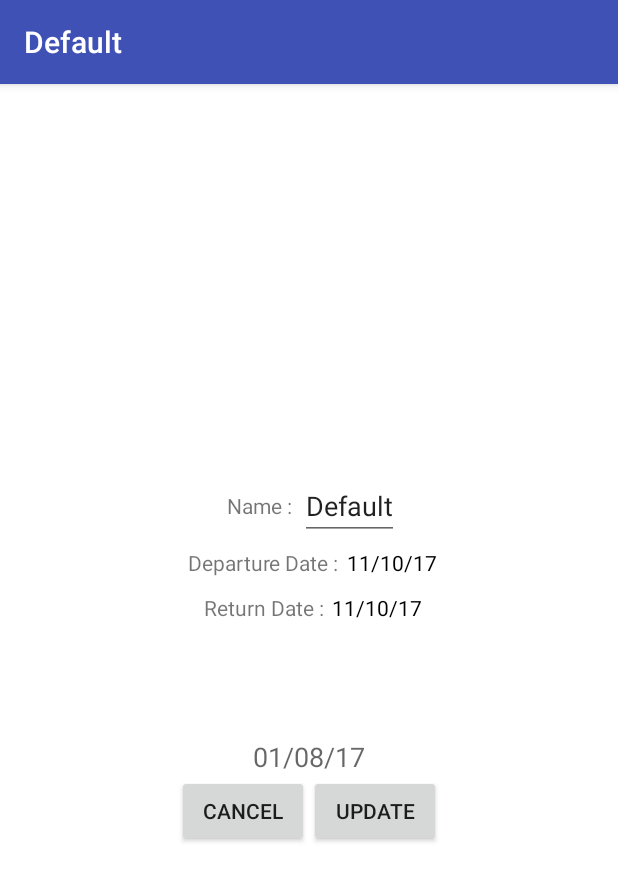
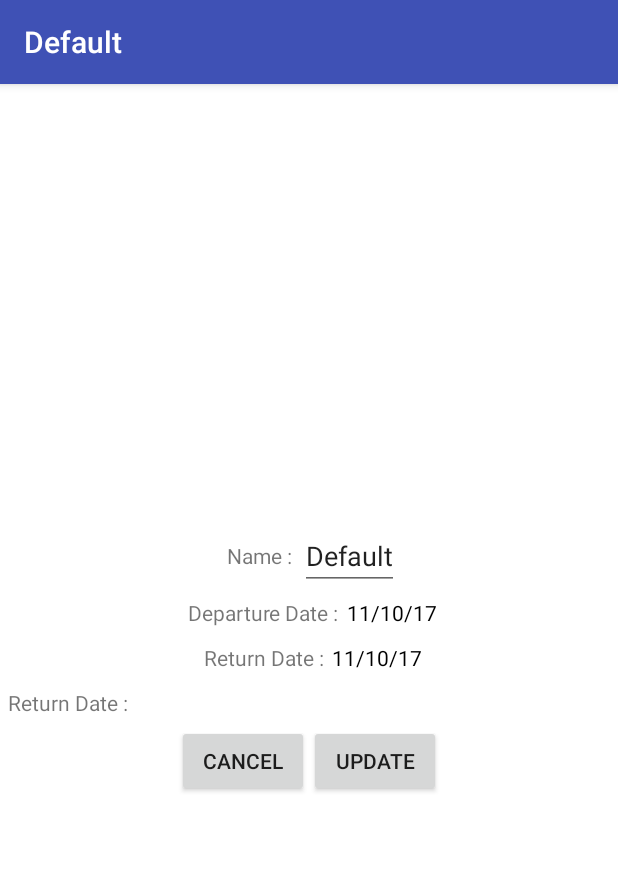
Before and after one commit to Datchik/JourneyDiaries, an Android app: the screen it shows after launch (MainActivity), after a tap on "Default", on a phone screen of 412 x 824 dp. Shown: the top 881 px of the screen. Run offline under Robolectric (Android 15) with nearby library versions, the phone set to English and light mode, and no system bars; our stand-ins replace data binding; libraries missing offline, so code that uses them is left out: com.google.android.gms; 1 statement that could not run was skipped.

Commit message:
gradle add Place dependencies

```diff
--- a/app/src/main/java/com/tpandroid/cpe/journeydiaries/Journey.java
+++ b/app/src/main/java/com/tpandroid/cpe/journeydiaries/Journey.java
@@ -1,4 +1,6 @@
 package com.tpandroid.cpe.journeydiaries;
+
+import com.google.android.gms.location.places.Place;
 
 import java.util.Calendar;
 
@@ -11,10 +13,12 @@ public class Journey {
     private String name;
     private String from;
     private String to;
+    private Place place;
+
     public Journey() {
         name ="";
-        from = "01/01/70";
-        to = "01/01/70";
+        from = "01/01/17";
+        to = "01/01/17";
     }
     public Journey(Integer id, String name, String from, String to) {
         this.name = name;
@@ -45,4 +49,6 @@ public class Journey {
     public void setId(Integer id) {
         this.id = id;
     }
+    public Place getPlace() { return place;  }
+    public void setPlace(Place place) { this.place = place; }
 }
--- a/app/src/main/res/layout/new_journey_fragment.xml
+++ b/app/src/main/res/layout/new_journey_fragment.xml
@@ -77,17 +77,26 @@
                 android:onClick="@{() -> jvm.setReturnDate()}"/>
         </LinearLayout>
 
+        <LinearLayout
+            android:layout_width="match_parent"
+            android:layout_height="wrap_content"
+            android:gravity="center"
+            android:orientation="horizontal">
 
-        <TextView
-            android:id="@+id/textView3"
-            android:layout_width="wrap_content"
-            android:layout_height="wrap_content"
-            android:layout_alignRight="@+id/button1"
-            android:layout_below="@+id/textView2"
-            android:layout_marginTop="72dp"
-            android:text="01/08/17"
-            android:textAppearance="?android:attr/textAppearanceMedium" />
+            <TextView
+                android:text="@string/return_date"
+                android:layout_width="wrap_content"
+                android:layout_height="wrap_content"
+                android:layout_margin="5dp"/>
 
+            <TextView
+                android:id="@+id/place"
+                android:text="@{jvm.place.id}"
+                android:layout_width="match_parent"
+                android:layout_height="wrap_content"
+                android:textColor="#000"
+                android:onClick="@{() -> jvm.setJourneyPlace()}"/>
+        </LinearLayout>
 
         <LinearLayout
             android:layout_width="match_parent"
--- a/app/src/main/res/values/strings.xml
+++ b/app/src/main/res/values/strings.xml
@@ -6,4 +6,5 @@
     <string name="create_travel">Create Travel</string>
     <string name="update_travel">Update</string>
     <string name="name">Name :</string>
+    <string name="title_activity_maps">title_activity_maps</string>
 </resources>
--- a/build.gradle
+++ b/build.gradle
@@ -3,6 +3,9 @@
 buildscript {
     repositories {
         jcenter()
+        maven{
+            url "https://maven.google.com"
+        }
     }
     dependencies {
         classpath 'com.android.tools.build:gradle:2.3.3'
--- a/gradle.properties
+++ b/gradle.properties
@@ -9,9 +9,11 @@
 
 # Specifies the JVM arguments used for the daemon process.
 # The setting is particularly useful for tweaking memory settings.
-org.gradle.jvmargs=-Xmx1024m
+org.gradle.jvmargs=-Xmx1536m
 
 # When configured, Gradle will run in incubating parallel mode.
 # This option should only be used with decoupled projects. More details, visit
 # http://www.gradle.org/docs/current/userguide/multi_project_builds.html#sec:decoupled_projects
 # org.gradle.parallel=true
+
+GOOGLE_MAPS_API_KEY=AIzaSyBfIepaYqBr_5pQ8ndKMERPjVeAKP9qR3A
```
Also changed, not shown: app/src/main/AndroidManifest.xml (+19 -0 lines), app/src/main/java/com/tpandroid/cpe/journeydiaries/JourneyViewModel.java (+18 -0 lines), app/src/main/java/com/tpandroid/cpe/journeydiaries/MainActivity.java (+33 -1 lines).
